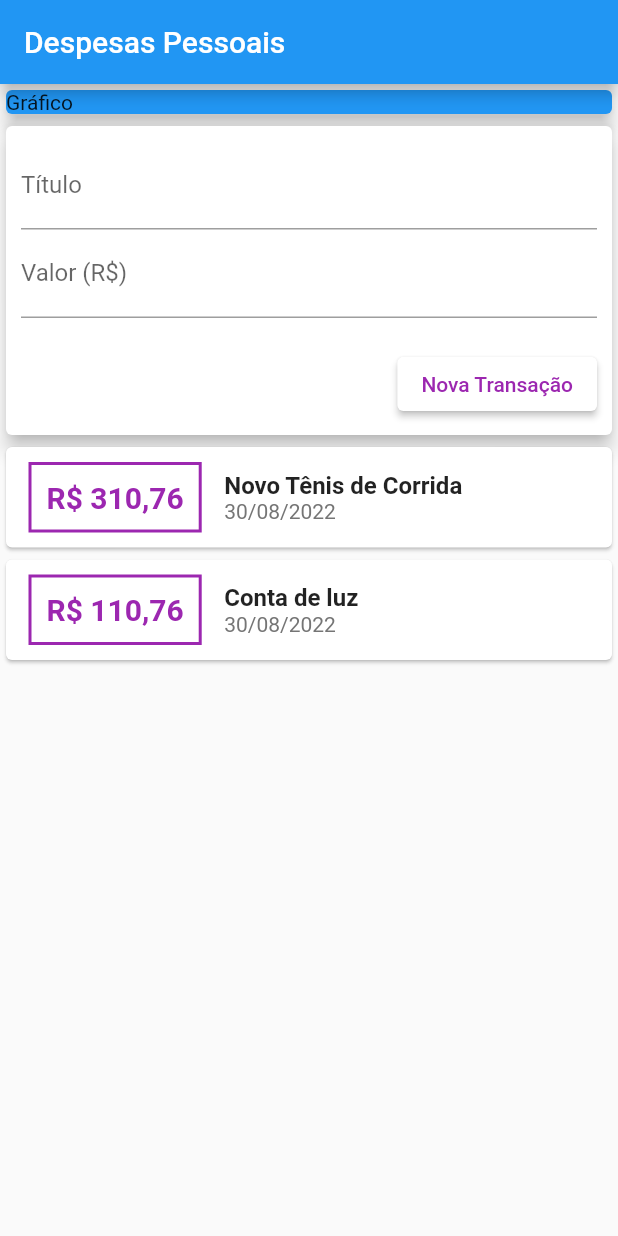
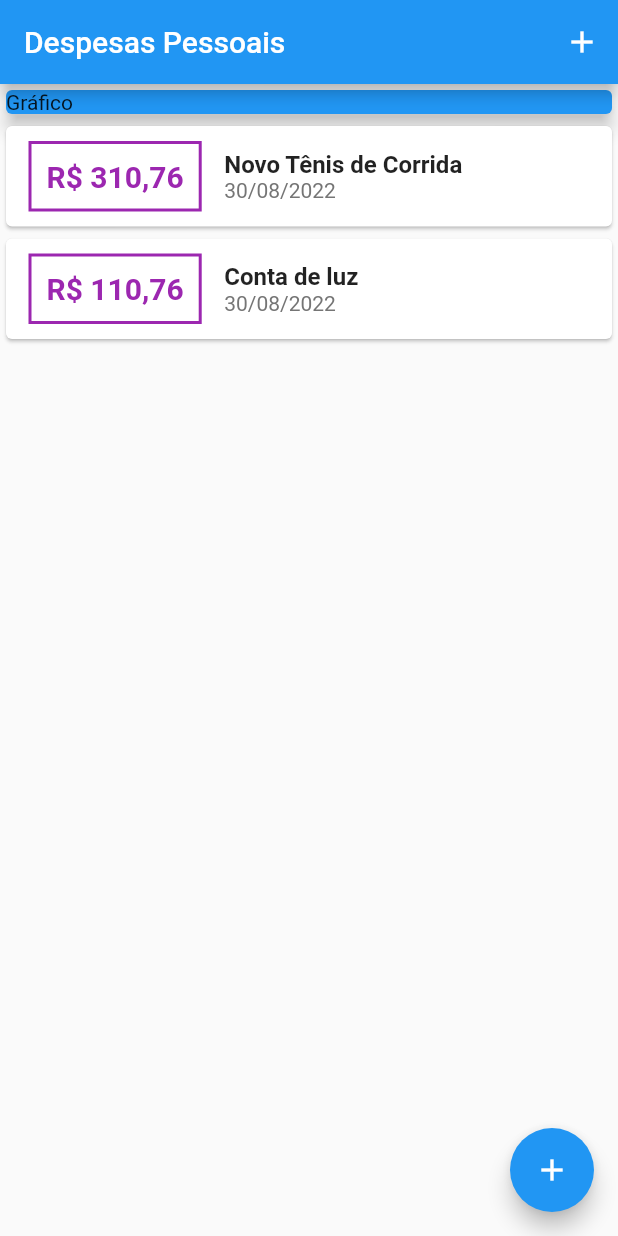
Before and after one commit to LuisSouza03/Expenses_Flutter, a Flutter app: the screen it shows after launch, on a phone screen of 412 x 824 dp. Run offline on Flutter 3.47's test engine with Material 2 defaults, Android fonts, the phone set to English and light mode, and no system bars.

Commit message:
refactor: add new modal to add a new transaction

```diff
--- a/lib/components/transaction_user.dart
+++ /dev/null
@@ -1,53 +0,0 @@
-import 'dart:math';
-
-import 'package:flutter/material.dart';
-import '../models/transaction.dart';
-import 'transaction_form.dart';
-import 'transaction_list.dart';
-
-class TransactionUser extends StatefulWidget {
-  const TransactionUser({Key? key}) : super(key: key);
-
-  @override
-  State<TransactionUser> createState() => _TransactionUserState();
-}
-
-class _TransactionUserState extends State<TransactionUser> {
-  final _transactions = [
-    Transaction(
-      id: 't1',
-      title: 'Novo Tênis de Corrida',
-      value: 310.76,
-      date: DateTime.now(),
-    ),
-    Transaction(
-      id: 't2',
-      title: 'Conta de luz',
-      value: 110.76,
-      date: DateTime.now(),
-    ),
-  ];
-
-  _addTransaction(String title, double value) {
-    final newTransaction = Transaction(
-      id: Random().nextDouble().toString(),
-      title: title,
-      value: value,
-      date: DateTime.now(),
-    );
-
-    setState(() {
-      _transactions.add(newTransaction);
-    });
-  }
-
-  @override
-  Widget build(BuildContext context) {
-    return Column(
-      children: [
-        TransactionForm(onSubmit: _addTransaction),
-        TransactionList(transactions: _transactions),
-      ],
-    );
-  }
-}
--- a/lib/main.dart
+++ b/lib/main.dart
@@ -1,5 +1,11 @@
-import 'package:expenses/components/transaction_user.dart';
+import 'package:expenses/components/transaction_form.dart';
 import 'package:flutter/material.dart';
+
+import 'dart:math';
+
+import 'models/transaction.dart';
+import './components/transaction_form.dart';
+import './components/transaction_list.dart';
 
 main() => runApp(const ExpensesApp());
 
@@ -14,14 +20,63 @@ class ExpensesApp extends StatelessWidget {
   }
 }
 
-class MyHomePage extends StatelessWidget {
+class MyHomePage extends StatefulWidget {
   const MyHomePage({Key? key}) : super(key: key);
+
+  @override
+  State<MyHomePage> createState() => _MyHomePageState();
+}
+
+class _MyHomePageState extends State<MyHomePage> {
+  final _transactions = [
+    Transaction(
+      id: 't1',
+      title: 'Novo Tênis de Corrida',
+      value: 310.76,
+      date: DateTime.now(),
+    ),
+    Transaction(
+      id: 't2',
+      title: 'Conta de luz',
+      value: 110.76,
+      date: DateTime.now(),
+    ),
+  ];
+
+  _addTransaction(String title, double value) {
+    final newTransaction = Transaction(
+      id: Random().nextDouble().toString(),
+      title: title,
+      value: value,
+      date: DateTime.now(),
+    );
+
+    setState(() {
+      _transactions.add(newTransaction);
+    });
+  }
+
+  _openTransactionFormModal(BuildContext context) {
+    showModalBottomSheet(
+        context: context,
+        builder: (_) {
+          return TransactionForm(
+            onSubmit: (p0, p1) => {},
+          );
+        });
+  }
 
   @override
   Widget build(BuildContext context) {
     return Scaffold(
       appBar: AppBar(
         title: const Text('Despesas Pessoais'),
+        actions: [
+          IconButton(
+            onPressed: () => _openTransactionFormModal(context),
+            icon: const Icon(Icons.add),
+          )
+        ],
       ),
       body: SingleChildScrollView(
         child: Column(
@@ -34,9 +89,13 @@ class MyHomePage extends StatelessWidget {
                 child: Text('Gráfico'),
               ),
             ),
-            const TransactionUser(),
+            TransactionList(transactions: _transactions),
           ],
         ),
+      ),
+      floatingActionButton: FloatingActionButton(
+        child: const Icon(Icons.add),
+        onPressed: () => _openTransactionFormModal(context),
       ),
     );
   }
```
